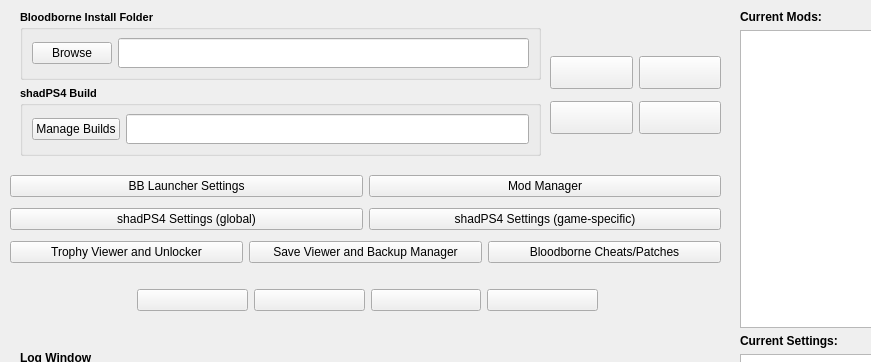
Above: modules/bblauncher.ui from rainmakerv3/BB_Launcher before the change; both pictures show x 0 to 871 and y 0 to 362 of the 1044 by 678 pixel window. Below: the same form after it.
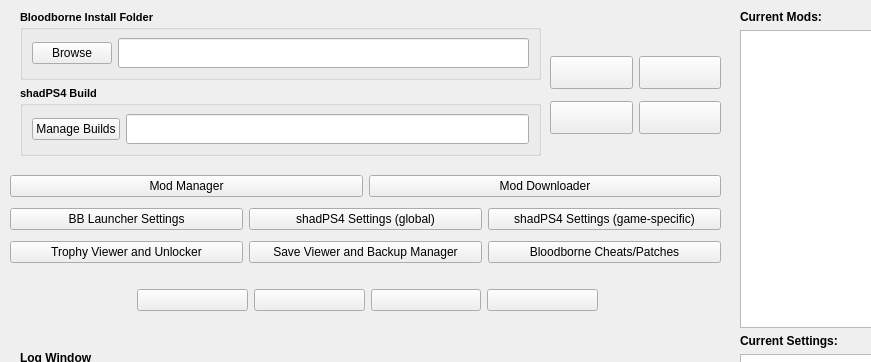
That is the form after the change.

The edit to the form file:
```diff
--- a/modules/bblauncher.ui
+++ b/modules/bblauncher.ui
@@ -35,13 +35,6 @@
     <layout class="QVBoxLayout" name="verticalLayout">
      <item>
       <layout class="QHBoxLayout" name="horizontalLayout_4">
-       <item>
-        <widget class="QPushButton" name="LauncherSettingsButton">
-         <property name="text">
-          <string>BB Launcher Settings</string>
-         </property>
-        </widget>
-       </item>
        <item>
         <widget class="QPushButton" name="ModManagerButton">
          <property name="text">
@@ -49,10 +42,24 @@
          </property>
         </widget>
        </item>
+       <item>
+        <widget class="QPushButton" name="downloaderButton">
+         <property name="text">
+          <string>Mod Downloader</string>
+         </property>
+        </widget>
+       </item>
       </layout>
      </item>
      <item>
       <layout class="QHBoxLayout" name="horizontalLayout_9">
+       <item>
+        <widget class="QPushButton" name="LauncherSettingsButton">
+         <property name="text">
+          <string>BB Launcher Settings</string>
+         </property>
+        </widget>
+       </item>
        <item>
         <widget class="QPushButton" name="shadSettingsButton">
          <property name="text">
```
